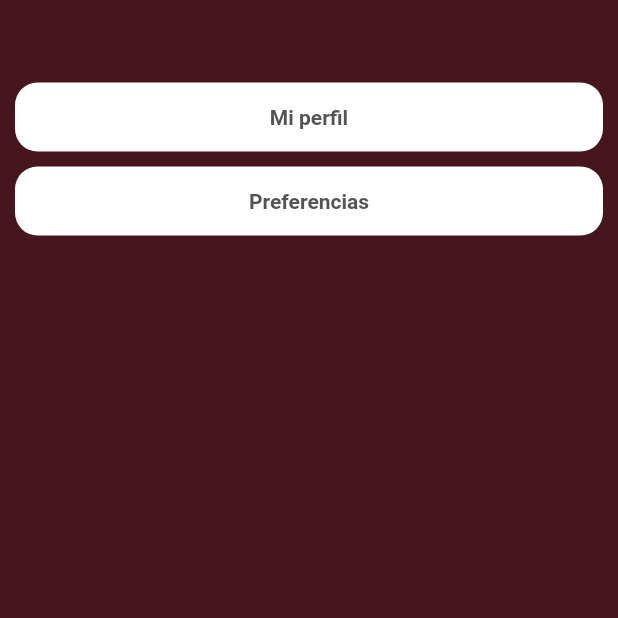
After one commit to ISPP-G8/FindMyFun, a Flutter app: the SettingsView screen opened directly, on a phone screen of 412 x 824 dp, the top half of it. The commit adds this screen. Run offline on Flutter 3.47's test engine with Material 2 defaults, Android fonts, the phone set to English and light mode, and no system bars; our stand-ins replace firebase_core; accounts and stored records are empty.

Commit message:
feat: Vista de ajustes añadida

```diff
--- a/lib/views/access/login_view.dart
+++ b/lib/views/access/login_view.dart
@@ -39,7 +39,8 @@ class LoginView extends StatelessWidget {
                 textAlign: TextAlign.center, style: Styles.appBar),
           ),
           backgroundColor: ProjectColors.primary,
-          body: Column(
+          body: SingleChildScrollView(
+            child: Column(
               children: [
                 //  LoginTitle(text: 'INICIO DE SESIÓN'),
                 const ImageLogo(),
@@ -54,6 +55,7 @@ class LoginView extends StatelessWidget {
                     onPressed: () => Navigator.pushNamed(context, 'register'),
                     child: const Text('¿No tienes cuenta?'))
               ],
+            ),
           )),
     );
   }
--- a/lib/views/preferences/preferences_view.dart
+++ b/lib/views/preferences/preferences_view.dart
@@ -17,9 +17,7 @@ class PreferencesView extends StatelessWidget {
       child: Scaffold(
           appBar: AppBar(
             leading: GestureDetector(
-            onTap: () => pageViewController.animateToPage(2,
-                duration: const Duration(milliseconds: 500),
-                curve: Curves.easeInOut),
+            onTap: () => Navigator.pop(context),
                 child: const Icon(
                   Icons.chevron_left,
                   size: 45,
--- /dev/null
+++ b/lib/views/settings/settings_view.dart
@@ -0,0 +1,26 @@
+import 'package:findmyfun/themes/colors.dart';
+import 'package:findmyfun/widgets/custom_button.dart';
+import 'package:flutter/material.dart';
+
+class SettingsView extends StatelessWidget {
+  const SettingsView({Key? key}) : super(key: key);
+
+  @override
+  Widget build(BuildContext context) {
+    return  Scaffold(
+        backgroundColor: ProjectColors.primary,
+        body: Column(
+          children: [
+            SizedBox(
+              height: 50,
+            ),
+            GestureDetector(
+              onTap: () => Navigator.pushNamed(context, 'profile'),
+              child: CustomButton(text: 'Mi perfil')),
+            GestureDetector(
+              onTap: () => Navigator.pushNamed(context, 'preferences'),
+              child: CustomButton(text: 'Preferencias'))
+          ],
+        ));
+  }
+}
```
Also changed, not shown: lib/screens/main_screen.dart (+9 -1 lines), lib/services/page_view_service.dart (+6 -6 lines), lib/views/access/access_view.dart (+6 -9 lines), lib/views/profile/profile_details_view.dart (+5 -3 lines), lib/views/views.dart (+9 -2 lines), lib/widgets/custom_navigation_bar.dart (+4 -4 lines), pubspec.lock. Lines whose indentation alone changed are shown as unchanged.
